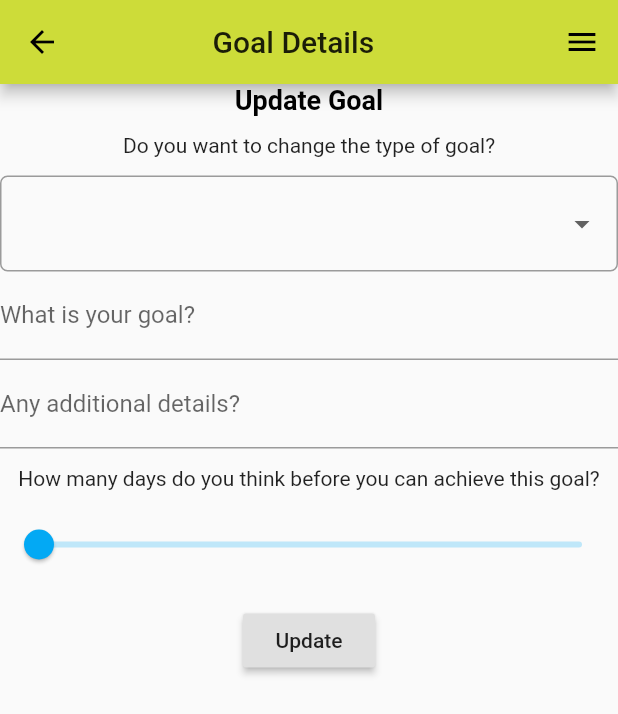
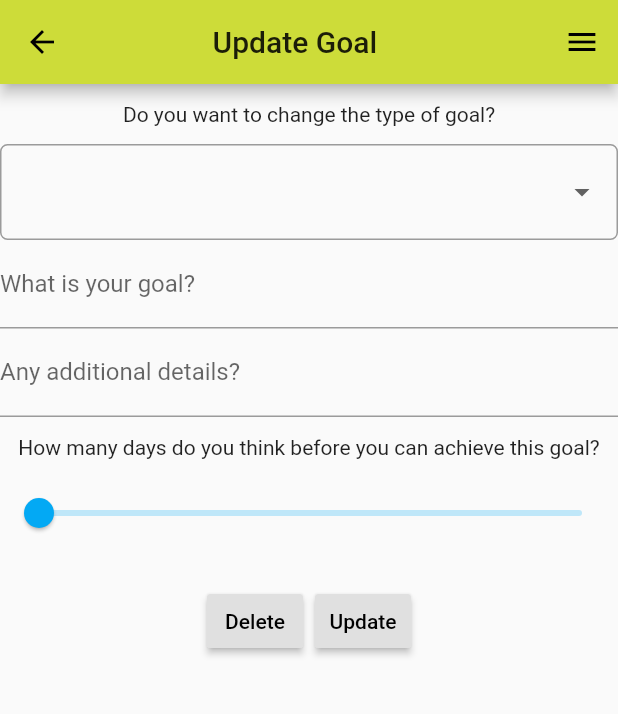
Before and after one commit to Vimal-Raghubir/Cricket_Success, a Flutter app: the GoalDetails screen opened directly with empty values, on a phone screen of 412 x 824 dp. Shown: the top 714 px of the screen. Run offline on Flutter 3.47's test engine with Material 2 defaults, Android fonts, the phone set to English and light mode, and no system bars; our stand-ins replace percent_indicator, sqflite, toast; accounts and stored records are empty.

Commit message:
Moved creation of goals and journals to new page

```diff
--- a/lib/administration/goalDialog.dart
+++ b/lib/administration/goalManagement.dart
@@ -4,24 +4,24 @@ import 'package:cricket_app/database/database.dart';
 import 'package:cricket_app/classes/goalInformation.dart';
 import 'package:toast/toast.dart';
 
-class GoalDialog extends StatefulWidget {
+class GoalManagement extends StatefulWidget {
   //Receives either a default goal or already built goal and stores it in passedGoal
   final passedGoal;
 
   //This describes the type of page. Either a dialog or something else
   final type;
 
-  const GoalDialog({Key key, this.notifyParent, this.passedGoal, this.type}) : super(key: key);
+  const GoalManagement({Key key, this.notifyParent, this.passedGoal, this.type}) : super(key: key);
 
   @override
-  _MyGoalDialogState createState() => new _MyGoalDialogState();
+  _MyGoalManagementState createState() => new _MyGoalManagementState();
 
   //This function is used to call the Goal page refresh function to setState
   final Function() notifyParent;
 }
 
 
-class _MyGoalDialogState extends State<GoalDialog> {
+class _MyGoalManagementState extends State<GoalManagement> {
   var selectedGoal;
   var selectedGoalIndex;
   var selectedGoalLength;
@@ -49,14 +49,6 @@ class _MyGoalDialogState extends State<GoalDialog> {
     //Retrieves a list of all goalnames in the database
     _getGoalNames();
   }
-
-Widget createTitle(String title) {
-  //Allows a title to be passed in dynamically
-  return Text(title,
-    style: TextStyle(fontSize: 18.0,fontWeight: FontWeight.bold, color: Colors.black),
-    textAlign: TextAlign.center,
-  );
-}
 
 Widget createDropDownHeader(String dropDownMessage) {
   //Allows dynamic dropdown header
@@ -126,7 +118,7 @@ Widget createGoalNameField() {
         return 'Invalid characters detected';
 
       //Checks if the database goal names contain the passed in value to prevent duplicates and you are trying to create a new goal
-      } else if(goalNames.contains(value.toLowerCase()) && widget.type == "dialog") {
+      } else if(goalNames.contains(value.toLowerCase()) && widget.type == "new") {
         print("CHECK IS WORKING");
         return 'A goal with the same name already exists';
       //Checks if the goal name already exists in the database and the initial goal name has been modified. This guards against changing an existing goal name to another existing goal name
@@ -151,7 +143,7 @@ Widget createDescriptionField() {
     ),
     textInputAction: TextInputAction.next,
     validator: (value) {
-      RegExp regex = new RegExp(r"^[a-zA-Z0-9\s]*$");
+      RegExp regex = new RegExp(r"^[a-zA-Z0-9.\s]*$");
       if (value.isEmpty) {
         return 'Please enter a value';
       } else if(!regex.hasMatch(value)) {
@@ -226,42 +218,105 @@ Widget submitButton(String buttonText) {
   );
 }
 
+  //Alert box to confirm deletion of a goal
+  void confirmDelete(BuildContext context) {
+    showDialog(
+      context: context,
+      builder: (BuildContext context) {
+        return AlertDialog(
+          title: Text("Are you sure you want to delete this goal?"),
+          content: Text("This action cannot be undone."),
+          actions: [
+           FlatButton(child: Text("No"), onPressed: () {
+             Navigator.pop(context);
+           },),
+           //Will delete the goal and pop back to the goals page
+           FlatButton(child: Text("Yes"), onPressed: () {
+             _deleteGoal(widget.passedGoal.id);
+             Navigator.push(context, MaterialPageRoute(builder: (context) => Goals()));
+             Toast.show("Successfully deleted this goal!", context, duration: Toast.LENGTH_SHORT, gravity:  Toast.BOTTOM);
+           },),
+          ],
+          elevation: 24.0,
+          backgroundColor: Colors.white,
+          //shape: CircleBorder(),
+        );
+      }
+
+
+    );
+  }
+
+Widget deleteButton(BuildContext context) {
+  return Padding(
+    padding: const EdgeInsets.symmetric(vertical: 16.0),
+    child: RaisedButton(
+      onPressed: () {
+        confirmDelete(context);
+      },
+      child: Text("Delete")
+    )
+
+  );
+}
+
 //This widget is responsible for creating all the contents of the form
-Widget createDialogForm(String title, String dropdownMessage, String buttonText) {
+Widget newPage() {
   return Column(
     children: <Widget>[
-      createTitle(title),
-      createDropDownHeader(dropdownMessage),
+      createDropDownHeader("What kind of goal would you like to create?"),
       createDropdownMenu(),
       createGoalNameField(),
       createDescriptionField(),
       dayPickerHeader(),
       //This is a slider used to handle the number of days for a goal
       dayPicker(),
-      submitButton(buttonText),
+      submitButton("Submit"),
+    ],
+  );
+}
+
+//This widget is responsible for creating all the contents of the form
+Widget updatePage() {
+  return Column(
+    children: <Widget>[
+      createDropDownHeader("Do you want to change the type of goal?"),
+      createDropdownMenu(),
+      createGoalNameField(),
+      createDescriptionField(),
+      dayPickerHeader(),
+      //This is a slider used to handle the number of days for a goal
+      dayPicker(),
+      ButtonBar(
+        alignment: MainAxisAlignment.center,
+        children: <Widget> [
+          deleteButton(context),
+          submitButton("Update")
+        ]
+      ),
     ],
   );
 }
 
   Widget build(BuildContext context) {
-    //If the passed in widget type is a dialog then the call is being made from goals.dart
-    if (widget.type == "dialog") {
-      return SimpleDialog(
+    //If the passed in widget type is a new goal then the call is being made from goals.dart
+    if (widget.type == "new") {
+      return Column(
         children: <Widget>[
           Form(
             key: _formKey,
             //Pass in correct variables for assignment
-            child: createDialogForm("New Goal", "What kind of goal would you like to create?", "Submit")
+            child: newPage()
           ),
         ],
       );
-    // If the passed in widget type is not a dialog then it comes from goalDetails.dart
+    // If the passed in widget type is not a new goal then it comes from goalDetails.dart
     } else {
       return Column(
         children: <Widget>[
           Form(
             key: _formKey,
-            child: createDialogForm("Update Goal", "Do you want to change the type of goal?", "Update")
+            child: updatePage()
           )
       ],
       );
@@ -287,4 +342,9 @@ Widget createDialogForm(String title, String dropdownMessage, String buttonText)
     DatabaseHelper helper = DatabaseHelper.instance;
     goalNames = await helper.getGoalNames();
   }
+
+  _deleteGoal(int id) async {
+    DatabaseHelper helper = DatabaseHelper.instance;
+    await helper.deleteGoal(id);
+  }
 }
--- a/lib/classes/goalInformation.dart
+++ b/lib/classes/goalInformation.dart
@@ -1,5 +1,3 @@
-import 'package:cricket_app/pages/goals.dart';
-
 // database table and column names
 final String tableGoals = 'Goals';
 final String column_goal_id = 'ID';
--- a/lib/pages/goalDetails.dart
+++ b/lib/pages/goalDetails.dart
@@ -1,5 +1,5 @@
 import 'package:flutter/material.dart';
-import 'package:cricket_app/administration/goalDialog.dart';
+import 'package:cricket_app/administration/goalManagement.dart';
 import 'package:cricket_app/database/database.dart';
 import 'package:cricket_app/pages/goals.dart';
 import 'package:cricket_app/classes/goalInformation.dart';
@@ -57,7 +57,7 @@ class _GoalDetailState extends State<GoalDetails> {
   Widget build(BuildContext context) {
     return Scaffold(
       //Appbar is needed for drawer and back button
-      appBar: AppBar(backgroundColor: Colors.lime, title: Text("              Goal Details")),
+      appBar: AppBar(backgroundColor: Colors.lime, title: Text("              Update Goal")),
       endDrawer: Drawer(
         child: ListView(
           children: <Widget>[
@@ -97,7 +97,7 @@ class _GoalDetailState extends State<GoalDetails> {
       resizeToAvoidBottomPadding: false,
       body: Container(
         //Create a form using dialogBox.dart implementation but not a dialog box.
-        child: GoalDialog(notifyParent: getId, passedGoal: widget.goal, type: "detail"),
+        child: GoalManagement(notifyParent: getId, passedGoal: widget.goal, type: "detail"),
       )
     );
   }
--- a/lib/pages/journalDetails.dart
+++ b/lib/pages/journalDetails.dart
@@ -1,8 +1,7 @@
 import 'package:flutter/material.dart';
-import 'package:cricket_app/administration/journalDialog.dart';
+import 'package:cricket_app/administration/journalManagement.dart';
 import 'package:cricket_app/database/database.dart';
 import 'package:cricket_app/pages/journal.dart';
-import 'package:cricket_app/classes/journalInformation.dart';
 import 'package:toast/toast.dart';
 
 //Used to handle the tutorial page
@@ -47,8 +46,6 @@ class _JournalDetailState extends State<JournalDetails> {
           backgroundColor: Colors.white,
         );
       }
-
-
     );
   }
 
@@ -56,7 +53,7 @@ class _JournalDetailState extends State<JournalDetails> {
   Widget build(BuildContext context) {
     return Scaffold(
       //Appbar is needed for drawer and back button
-      appBar: AppBar(backgroundColor: Colors.lime, title: Text("              Journal Details")),
+      appBar: AppBar(backgroundColor: Colors.lime, title: Text("            Update Journal")),
       endDrawer: Drawer(
         child: ListView(
           children: <Widget>[
@@ -74,7 +71,7 @@ class _JournalDetailState extends State<JournalDetails> {
       resizeToAvoidBottomPadding: false,
       body: Container(
         //Create a form using dialogBox.dart implementation but not a dialog box.
-        child: JournalDialog(notifyParent: getId, passedJournal: widget.journal, type: "detail"),
+        child: JournalManagement(notifyParent: getId, passedJournal: widget.journal, type: "detail"),
       )
     );
   }
```
Also changed, not shown: lib/administration/journalManagement.dart (renamed from lib/administration/journalDialog.dart, +83 -24 lines), lib/pages/createGoal.dart (added, +34 -0 lines), lib/pages/createJournal.dart (added, +34 -0 lines), lib/pages/goals.dart (+23 -17 lines), lib/pages/journal.dart (+12 -10 lines).
